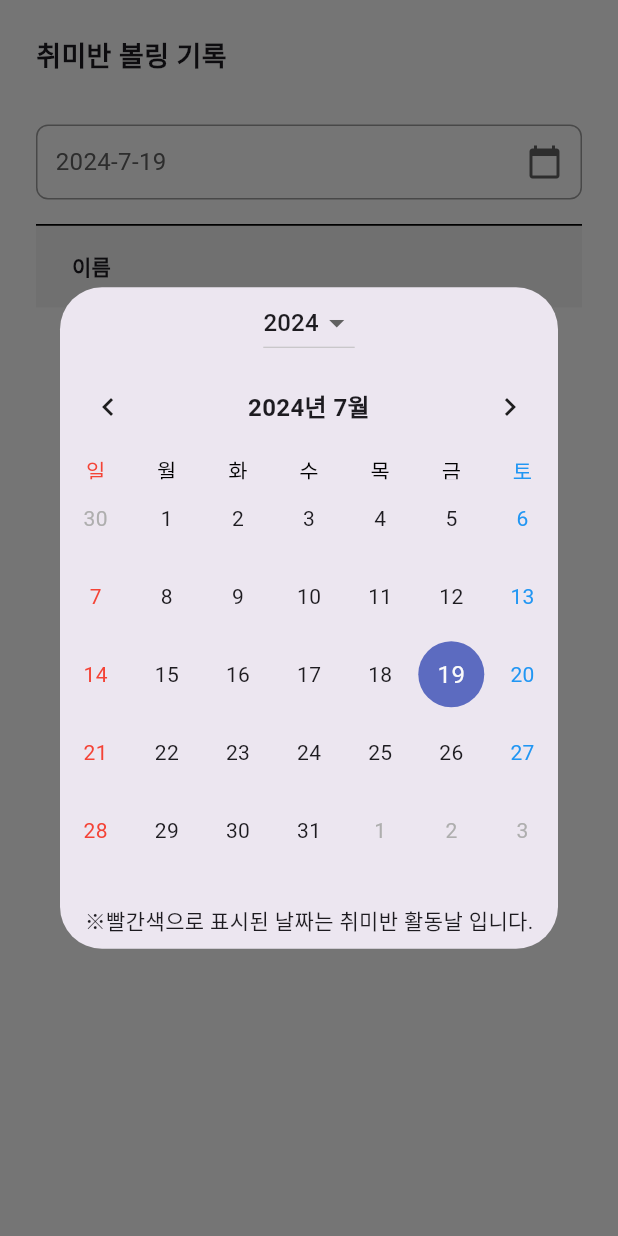
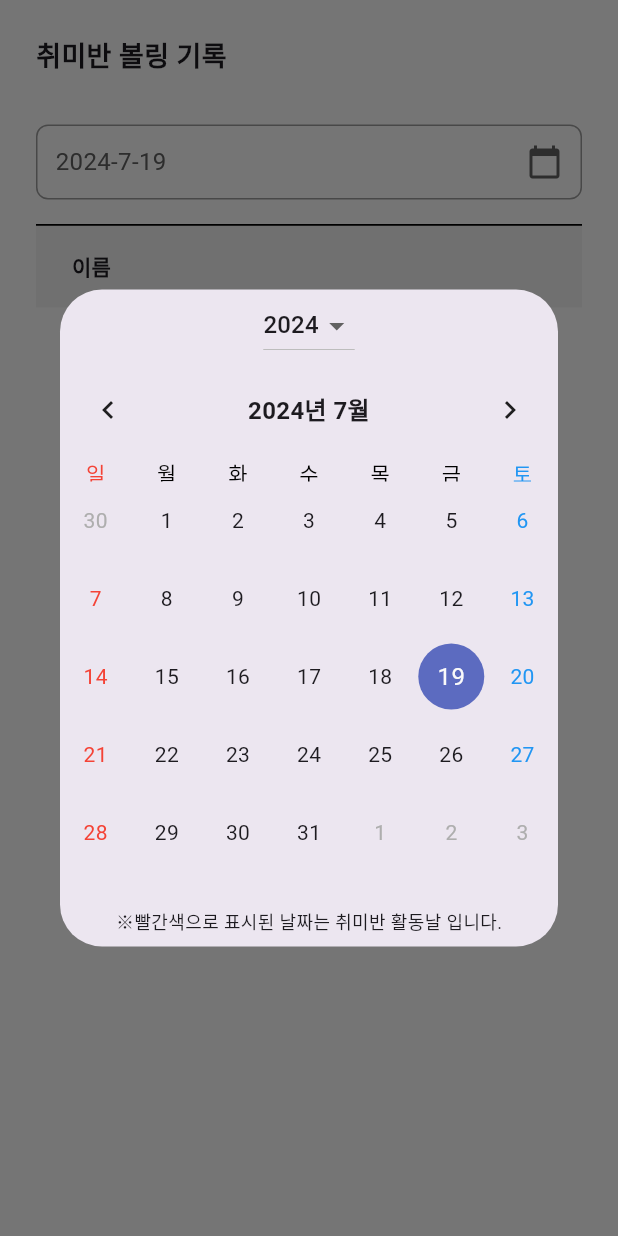
Before and after one commit to dnl1029/flutter, a Flutter app: the RecordsSection widget shown alone on an empty page, opened directly, after a tap on an icon or button, on a phone screen of 412 x 824 dp. Run offline on Flutter 3.47's test engine with Material 3 defaults, Android fonts, the phone set to English and light mode, and no system bars; drawn by our look-alikes of table_calendar; our stand-ins replace dio, fl_chart, flutter_secure_storage, image_picker, permission_handler; missing offline and left inert: dart:html; accounts and stored records are empty; network calls fail.

Commit message:
메인화면 캘린더 문구크기변경

```diff
--- a/lib/main_screen.dart
+++ b/lib/main_screen.dart
@@ -1035,6 +1035,7 @@ class _RecordsSectionState extends State<RecordsSection> {
                     padding: const EdgeInsets.all(8.0),
                     child: Text(
                       '※빨간색으로 표시된 날짜는 취미반 활동날 입니다.',
+                      style: TextStyle(fontSize: 12),
                     ),
                   ),
                 ],
```
